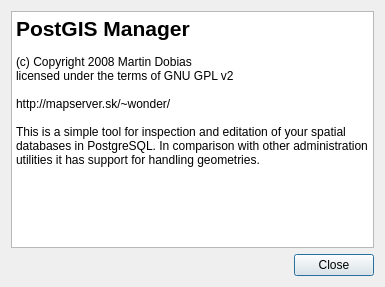
Before: the Qt Designer form ui/DlgAbout.ui in wonder-sk/postgis_manager, drawn with Qt 5.
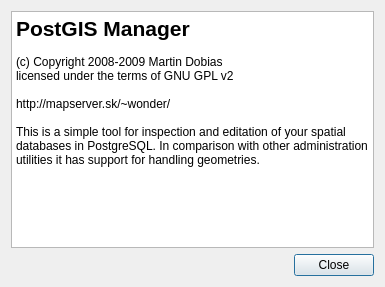
After: the same form once the commit is applied.

Commit message: postgis-manager: behave more lazily - don't render map, show metadata or setup table when appropriate tab is not active. Don't count table rows unless necessary or requested. Don't expand tree view if there are more than 100 tables/view.

```diff
--- a/ui/DlgAbout.ui
+++ b/ui/DlgAbout.ui
@@ -21,7 +21,7 @@
 &lt;/style>&lt;/head>&lt;body style=" font-family:'DejaVu Sans'; font-size:9pt; font-weight:400; font-style:normal;">
 &lt;p style=" margin-top:0px; margin-bottom:0px; margin-left:0px; margin-right:0px; -qt-block-indent:0; text-indent:0px;">&lt;span style=" font-size:16pt; font-weight:600;">PostGIS Manager&lt;/span>&lt;/p>
 &lt;p style="-qt-paragraph-type:empty; margin-top:0px; margin-bottom:0px; margin-left:0px; margin-right:0px; -qt-block-indent:0; text-indent:0px; font-weight:600;">&lt;/p>
-&lt;p style=" margin-top:0px; margin-bottom:0px; margin-left:0px; margin-right:0px; -qt-block-indent:0; text-indent:0px;">(c) Copyright 2008 Martin Dobias&lt;/p>
+&lt;p style=" margin-top:0px; margin-bottom:0px; margin-left:0px; margin-right:0px; -qt-block-indent:0; text-indent:0px;">(c) Copyright 2008-2009 Martin Dobias&lt;/p>
 &lt;p style=" margin-top:0px; margin-bottom:0px; margin-left:0px; margin-right:0px; -qt-block-indent:0; text-indent:0px;">licensed under the terms of GNU GPL v2&lt;/p>
 &lt;p style="-qt-paragraph-type:empty; margin-top:0px; margin-bottom:0px; margin-left:0px; margin-right:0px; -qt-block-indent:0; text-indent:0px;">&lt;/p>
 &lt;p style=" margin-top:0px; margin-bottom:0px; margin-left:0px; margin-right:0px; -qt-block-indent:0; text-indent:0px;">http://mapserver.sk/~wonder/&lt;/p>
```
The commit also changes 4 other files.
